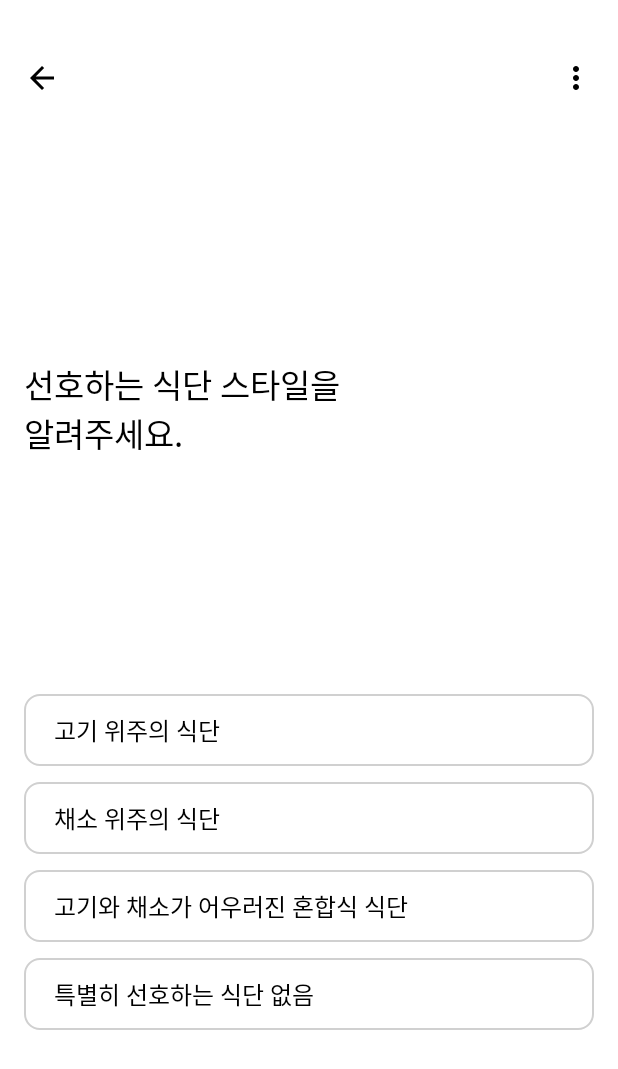
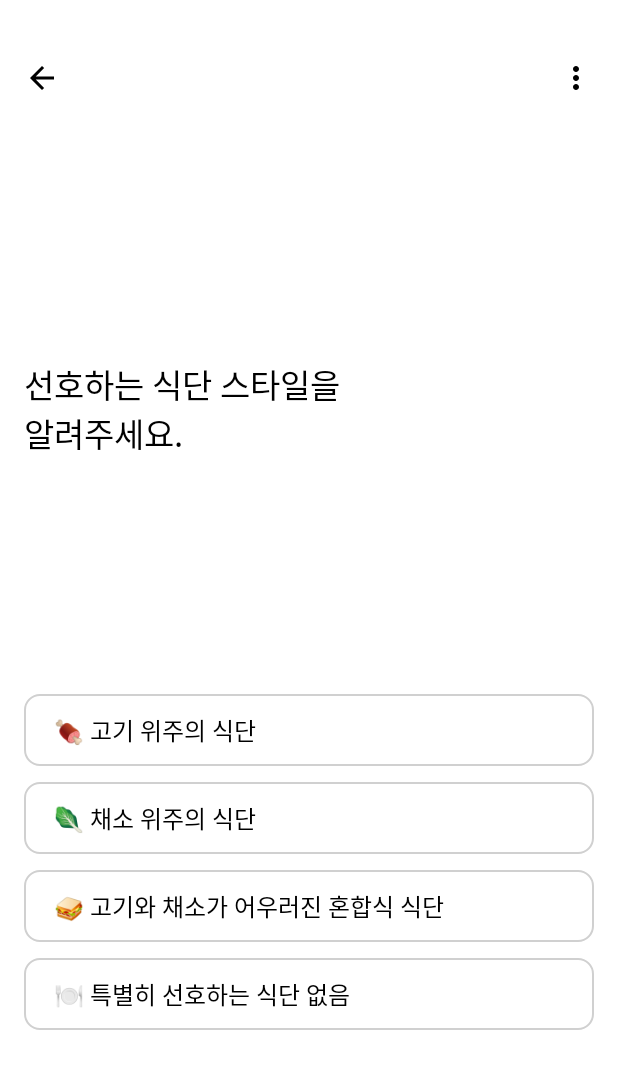
Before and after one commit to SWU-Elixir/Frontend, an Android app built with Jetpack Compose: the fragment Survey2Fragment placed in its activity, on a phone screen of 412 x 824 dp. Shown: the top 1069 px of the screen. Run offline under Robolectric (Android 15) with nearby library versions, the phone set to English and light mode, and no system bars; Roboto replaces fonts that are not available here.

Commit message:
feat: add Survey2Fragment
- add Survey2Fragment
- add listener for communication with parent fragment (SignupFragment)
- refactor Survey2Fragment xml file, string, userInfoViewModel
  - xml: button to radiobutton
  - data/model: string list to string

```diff
--- /dev/null
+++ b/app/src/main/java/com/example/elixir/signup/OnDietCompletedListener.kt
@@ -0,0 +1,6 @@
+package com.example.elixir.signup
+
+interface OnDietCompletedListener {
+    fun onDietSelected(diet: String)
+    fun onDietSelectedNot()
+}
--- a/app/src/main/java/com/example/elixir/signup/SignupData.kt
+++ b/app/src/main/java/com/example/elixir/signup/SignupData.kt
@@ -8,7 +8,7 @@ data class SignupData(
     var sex: String?,
     var birthYear: Int?,
     var allergies: List<String>?,
-    var preferredDiets: List<String>?,
+    var preferredDiet: String?,
     var preferredRecipes: List<String>?,
     var signupReason: String?
 )
--- a/app/src/main/java/com/example/elixir/signup/Survey2Fragment.kt
+++ b/app/src/main/java/com/example/elixir/signup/Survey2Fragment.kt
@@ -5,17 +5,44 @@ import android.view.LayoutInflater
 import android.view.View
 import android.view.ViewGroup
 import androidx.fragment.app.Fragment
+import com.example.elixir.R
 import com.example.elixir.databinding.FragmentSurvey2Binding
 
 class Survey2Fragment : Fragment() {
     private lateinit var survey2Binding: FragmentSurvey2Binding
+    private lateinit var preferredDiet: String
+    var listener: OnDietCompletedListener? = null
 
     override fun onCreateView(
         inflater: LayoutInflater, container: ViewGroup?,
         savedInstanceState: Bundle?
-    ): View? {
+    ): View {
         // 바인딩
         survey2Binding = FragmentSurvey2Binding.inflate(inflater, container, false)
         return survey2Binding.root
     }
+
+    override fun onViewCreated(view: View, savedInstanceState: Bundle?) {
+        super.onViewCreated(view, savedInstanceState)
+        preferredDiet = ""
+
+        // 식단 선택
+        survey2Binding.selectDiet.setOnCheckedChangeListener { _, checkedId ->
+            when(checkedId) {
+                R.id.diet_meat -> preferredDiet = R.string.diet_meat.toString()
+                R.id.diet_vegetable -> preferredDiet = R.string.diet_vegetable.toString()
+                R.id.diet_meat_vegetable -> preferredDiet = R.string.diet_meat_vegetable.toString()
+                R.id.diet_n_a -> preferredDiet = R.string.diet_noting.toString()
+            }
+            checkDietValid()
+        }
+    }
+
+    private fun checkDietValid() {
+        if (preferredDiet.isNotBlank()) {
+            listener?.onDietSelected(preferredDiet)
+        } else {
+            listener?.onDietSelectedNot()
+        }
+    }
 }
--- a/app/src/main/java/com/example/elixir/signup/UserInfoViewModel.kt
+++ b/app/src/main/java/com/example/elixir/signup/UserInfoViewModel.kt
@@ -54,8 +54,8 @@ class UserInfoViewModel : ViewModel() {
     }
 
     // 설문조사 - 선호 식단
-    fun setPreferredDiets(diets: List<String>) {
-        signupData.preferredDiets = diets
+    fun setPreferredDiets(diet: String) {
+        signupData.preferredDiet = diet
     }
 
     // 설문조사 - 선호 레시피
--- a/app/src/main/res/layout/fragment_survey2.xml
+++ b/app/src/main/res/layout/fragment_survey2.xml
@@ -12,71 +12,75 @@
         android:layout_width="match_parent"
         android:layout_height="wrap_content"
         app:layout_constraintTop_toTopOf="parent"
-        app:layout_constraintBottom_toTopOf="@id/list_prefer_diet"
+        app:layout_constraintBottom_toTopOf="@id/select_diet"
         android:layout_marginVertical="20dp"
         android:fontFamily="@font/pretendard_bold"
         android:text="@string/survey_q2"
         android:textColor="@color/black"
         android:textSize="22sp"/>
 
-    <LinearLayout
-        android:id="@+id/list_prefer_diet"
+    <RadioGroup
+        android:id="@+id/select_diet"
         android:layout_width="match_parent"
         android:layout_height="wrap_content"
+        android:orientation="vertical"
         app:layout_constraintTop_toBottomOf="@id/q2"
-        app:layout_constraintBottom_toBottomOf="parent"
-        android:orientation="vertical">
-
-        <android.widget.Button
+        app:layout_constraintBottom_toBottomOf="parent">
+        <RadioButton
             android:id="@+id/diet_meat"
             android:layout_width="match_parent"
             android:layout_height="wrap_content"
+            android:background="@drawable/selector_btn"
             android:layout_marginVertical="5dp"
-            android:background="@drawable/selector_btn"
             android:paddingHorizontal="20dp"
-            android:text="@string/content_meat"
+            android:button="@null"
+            android:text="@string/diet_meat"
             android:textAlignment="viewStart"
             android:textColor="@color/black"
             android:textSize="16sp"
             android:fontFamily="@font/pretendard_regular" />
 
-        <android.widget.Button
+        <RadioButton
             android:id="@+id/diet_vegetable"
             android:layout_width="match_parent"
             android:layout_height="wrap_content"
+            android:background="@drawable/selector_btn"
             android:layout_marginVertical="5dp"
             android:paddingHorizontal="20dp"
-            android:background="@drawable/selector_btn"
-            android:text="@string/content_vegetable"
+            android:button="@null"
+            android:text="@string/diet_vegetable"
             android:textAlignment="viewStart"
             android:textColor="@color/black"
             android:textSize="16sp"
             android:fontFamily="@font/pretendard_regular"/>
-        <android.widget.Button
+
+        <RadioButton
             android:id="@+id/diet_meat_vegetable"
             android:layout_width="match_parent"
             android:layout_height="wrap_content"
             android:background="@drawable/selector_btn"
             android:layout_marginVertical="5dp"
             android:paddingHorizontal="20dp"
-            android:text="@string/content_meat_vegetable"
+            android:button="@null"
+            android:text="@string/diet_meat_vegetable"
             android:textAlignment="viewStart"
             android:textColor="@color/black"
             android:textSize="16sp"
             android:fontFamily="@font/pretendard_regular"/>
 
-        <android.widget.Button
+        <RadioButton
             android:id="@+id/diet_nothing"
             android:layout_width="match_parent"
             android:layout_height="wrap_content"
             android:background="@drawable/selector_btn"
             android:layout_marginVertical="5dp"
             android:paddingHorizontal="20dp"
-            android:text="@string/content_noting"
+            android:button="@null"
+            android:text="@string/diet_noting"
             android:textAlignment="viewStart"
             android:textColor="@color/black"
             android:textSize="16sp"
             android:fontFamily="@font/pretendard_regular"/>
-    </LinearLayout>
+    </RadioGroup>
 
 </androidx.constraintlayout.widget.ConstraintLayout>
--- a/app/src/main/res/values/strings.xml
+++ b/app/src/main/res/values/strings.xml
@@ -78,16 +78,10 @@
     <string name="allergy_pinenut">잣</string>
 
     <!-- 회원가입: 질문 2(식단) -->
-    <!-- 이모지 -->
-    <string name="ic_meat">🍖</string>
-    <string name="ic_vegetable">🥬</string>
-    <string name="ic_mix">🥪</string>
-    <string name="ic_no_prefer">🍽️</string>
-    <!-- 텍스트 -->
-    <string name="content_meat">고기 위주의 식단</string>
-    <string name="content_vegetable">채소 위주의 식단</string>
-    <string name="content_meat_vegetable">고기와 채소가 어우러진 혼합식 식단</string>
-    <string name="content_noting">특별히 선호하는 식단 없음</string>
+    <string name="diet_meat">🍖  고기 위주의 식단</string>
+    <string name="diet_vegetable">🥬 채소 위주의 식단</string>
+    <string name="diet_meat_vegetable">🥪  고기와 채소가 어우러진 혼합식 식단</string>
+    <string name="diet_noting">🍽️  특별히 선호하는 식단 없음</string>
 
     <!-- 회원가입: 질문 3(관심 레시피) -->
     <string name="diet_korean">🇰🇷 한식</string>
```
